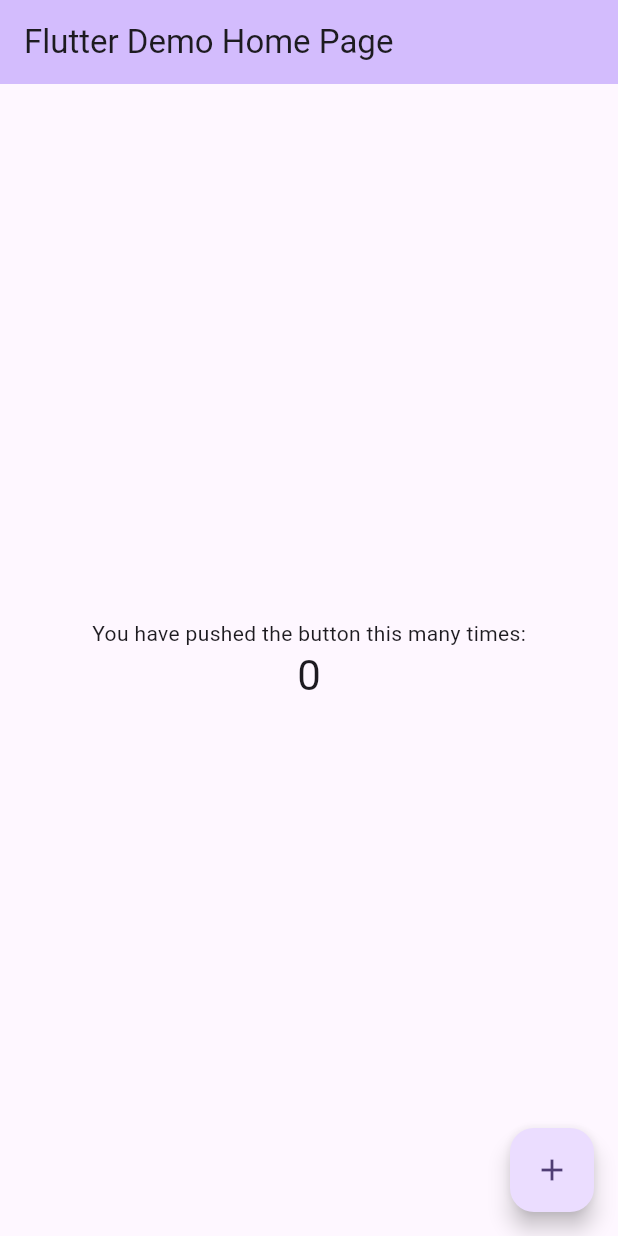
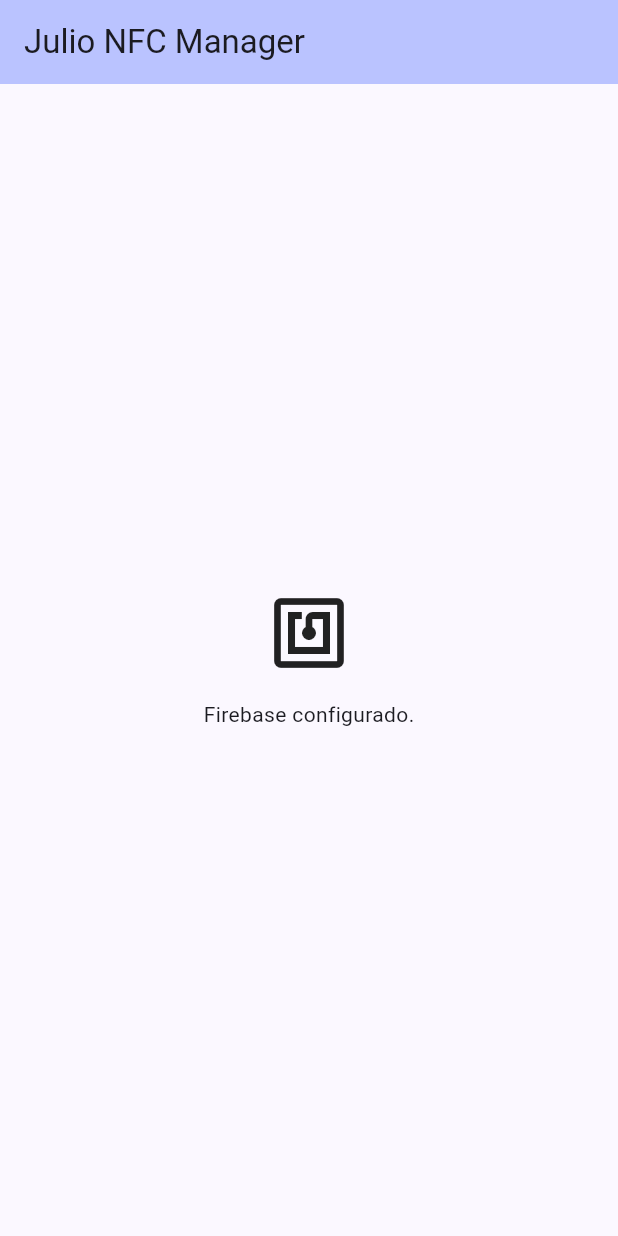
Before and after one commit to TiagoLinharess/julios-nfc-manager, a Flutter app: the screen it shows after launch, on a phone screen of 412 x 824 dp. Run offline on Flutter 3.47's test engine with Material 3 defaults, Android fonts, the phone set to English and light mode, and no system bars; our stand-ins replace firebase_core; accounts and stored records are empty.

Commit message:
apply firebase

```diff
--- /dev/null
+++ b/julio_nfc_manager/firestore.indexes.json
@@ -0,0 +1,4 @@
+{
+  "indexes": [],
+  "fieldOverrides": []
+}
--- a/julio_nfc_manager/lib/main.dart
+++ b/julio_nfc_manager/lib/main.dart
@@ -1,121 +1,53 @@
+import 'package:firebase_core/firebase_core.dart';
 import 'package:flutter/material.dart';
 
-void main() {
+import 'firebase_options.dart';
+
+Future<void> main() async {
+  WidgetsFlutterBinding.ensureInitialized();
+  await Firebase.initializeApp(
+    options: DefaultFirebaseOptions.currentPlatform,
+  );
+
   runApp(const MyApp());
 }
 
 class MyApp extends StatelessWidget {
   const MyApp({super.key});
 
-  // This widget is the root of your application.
   @override
   Widget build(BuildContext context) {
     return MaterialApp(
-      title: 'Flutter Demo',
+      title: 'Julio NFC Manager',
+      debugShowCheckedModeBanner: false,
       theme: ThemeData(
-        // This is the theme of your application.
-        //
-        // TRY THIS: Try running your application with "flutter run". You'll see
-        // the application has a purple toolbar. Then, without quitting the app,
-        // try changing the seedColor in the colorScheme below to Colors.green
-        // and then invoke "hot reload" (save your changes or press the "hot
-        // reload" button in a Flutter-supported IDE, or press "r" if you used
-        // the command line to start the app).
-        //
-        // Notice that the counter didn't reset back to zero; the application
-        // state is not lost during the reload. To reset the state, use hot
-        // restart instead.
-        //
-        // This works for code too, not just values: Most code changes can be
-        // tested with just a hot reload.
-        colorScheme: .fromSeed(seedColor: Colors.deepPurple),
+        colorScheme: ColorScheme.fromSeed(seedColor: Colors.indigo),
+        useMaterial3: true,
       ),
-      home: const MyHomePage(title: 'Flutter Demo Home Page'),
+      home: const HomePage(),
     );
   }
 }
 
-class MyHomePage extends StatefulWidget {
-  const MyHomePage({super.key, required this.title});
-
-  // This widget is the home page of your application. It is stateful, meaning
-  // that it has a State object (defined below) that contains fields that affect
-  // how it looks.
-
-  // This class is the configuration for the state. It holds the values (in this
-  // case the title) provided by the parent (in this case the App widget) and
-  // used by the build method of the State. Fields in a Widget subclass are
-  // always marked "final".
-
-  final String title;
-
-  @override
-  State<MyHomePage> createState() => _MyHomePageState();
-}
-
-class _MyHomePageState extends State<MyHomePage> {
-  int _counter = 0;
-
-  void _incrementCounter() {
-    setState(() {
-      // This call to setState tells the Flutter framework that something has
-      // changed in this State, which causes it to rerun the build method below
-      // so that the display can reflect the updated values. If we changed
-      // _counter without calling setState(), then the build method would not be
-      // called again, and so nothing would appear to happen.
-      _counter++;
-    });
-  }
+class HomePage extends StatelessWidget {
+  const HomePage({super.key});
 
   @override
   Widget build(BuildContext context) {
-    // This method is rerun every time setState is called, for instance as done
-    // by the _incrementCounter method above.
-    //
-    // The Flutter framework has been optimized to make rerunning build methods
-    // fast, so that you can just rebuild anything that needs updating rather
-    // than having to individually change instances of widgets.
     return Scaffold(
       appBar: AppBar(
-        // TRY THIS: Try changing the color here to a specific color (to
-        // Colors.amber, perhaps?) and trigger a hot reload to see the AppBar
-        // change color while the other colors stay the same.
         backgroundColor: Theme.of(context).colorScheme.inversePrimary,
-        // Here we take the value from the MyHomePage object that was created by
-        // the App.build method, and use it to set our appbar title.
-        title: Text(widget.title),
+        title: const Text('Julio NFC Manager'),
       ),
-      body: Center(
-        // Center is a layout widget. It takes a single child and positions it
-        // in the middle of the parent.
+      body: const Center(
         child: Column(
-          // Column is also a layout widget. It takes a list of children and
-          // arranges them vertically. By default, it sizes itself to fit its
-          // children horizontally, and tries to be as tall as its parent.
-          //
-          // Column has various properties to control how it sizes itself and
-          // how it positions its children. Here we use mainAxisAlignment to
-          // center the children vertically; the main axis here is the vertical
-          // axis because Columns are vertical (the cross axis would be
-          // horizontal).
-          //
-          // TRY THIS: Invoke "debug painting" (choose the "Toggle Debug Paint"
-          // action in the IDE, or press "p" in the console), to see the
-          // wireframe for each widget.
-          mainAxisAlignment: .center,
+          mainAxisAlignment: MainAxisAlignment.center,
           children: [
-            const Text('You have pushed the button this many times:'),
-            Text(
-              '$_counter',
-              style: Theme.of(context).textTheme.headlineMedium,
-            ),
+            Icon(Icons.nfc, size: 56),
+            SizedBox(height: 16),
+            Text('Firebase configurado.'),
           ],
         ),
-      ),
-      floatingActionButton: FloatingActionButton(
-        onPressed: _incrementCounter,
-        tooltip: 'Increment',
-        child: const Icon(Icons.add),
       ),
     );
   }
--- a/julio_nfc_manager/pubspec.yaml
+++ b/julio_nfc_manager/pubspec.yaml
@@ -34,6 +34,10 @@ dependencies:
   # The following adds the Cupertino Icons font to your application.
   # Use with the CupertinoIcons class for iOS style icons.
   cupertino_icons: ^1.0.8
+  firebase_core: ^4.11.0
+  firebase_auth: ^6.5.4
+  cloud_firestore: ^6.6.0
+  google_sign_in: ^7.2.0
 
 dev_dependencies:
   flutter_test:
```
Also changed, not shown: julio_nfc_manager/firebase.json (added), julio_nfc_manager/lib/firebase_options.dart (added), julio_nfc_manager/pubspec.lock, 7 other files.
